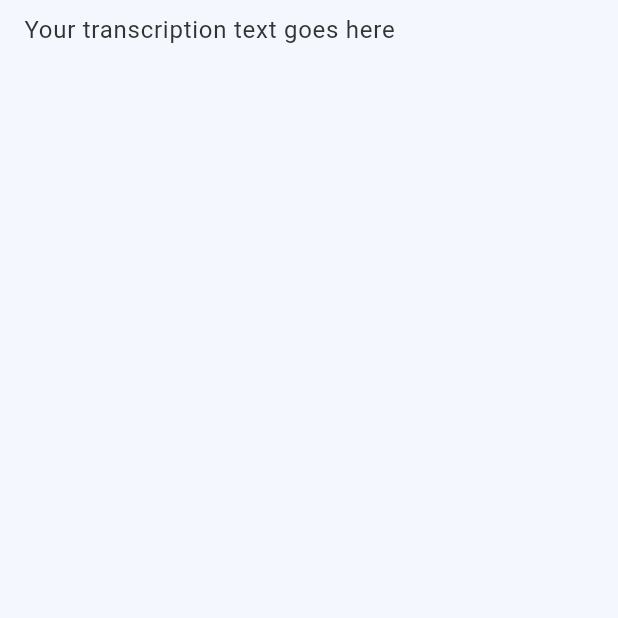
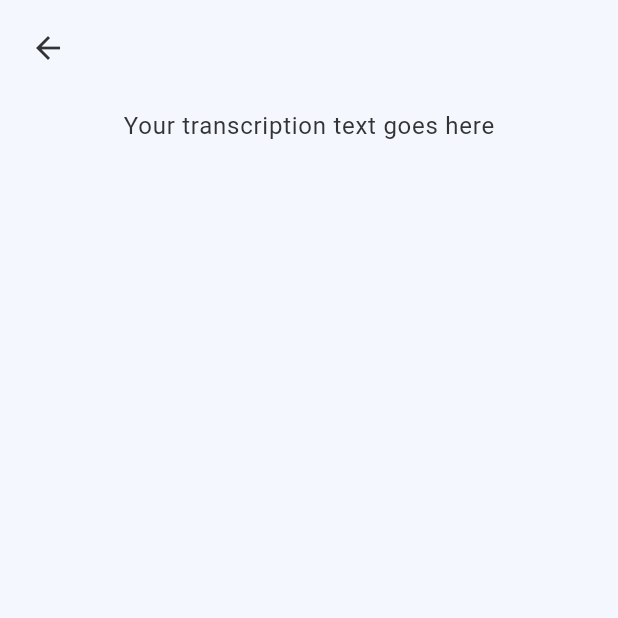
Before and after one commit to AishwaryaJorve/audio_to_text_converter, a Flutter app: the TranscriptionScreen screen opened directly, on a phone screen of 412 x 824 dp, the top half of it. Run offline on Flutter 3.47's test engine with Material 3 defaults, Android fonts, the light colour scheme and no system bars.

Commit message:
added transcription screen

```diff
--- a/lib/screens/transcription_screen.dart
+++ b/lib/screens/transcription_screen.dart
@@ -1,4 +1,5 @@
 import 'package:flutter/material.dart';
+import '../constants/icons/app_icons.dart';
 
 class TranscriptionScreen extends StatelessWidget {
   const TranscriptionScreen({Key? key}) : super(key: key);
@@ -6,13 +7,44 @@ class TranscriptionScreen extends StatelessWidget {
   @override
   Widget build(BuildContext context) {
     return Scaffold(
-      body: SingleChildScrollView(
-        padding: EdgeInsets.symmetric(horizontal: 16, vertical: 8),
-        child: Text(
-          'Your transcription text goes here',
-          style: Theme.of(context).textTheme.bodyLarge,
+      body: SafeArea(
+        child: Column(
+          children: [
+            // Custom App Bar with Back Button
+            _buildCustomAppBar(context),
+
+            // Transcription Content
+            Expanded(
+              child: SingleChildScrollView(
+                padding: EdgeInsets.symmetric(horizontal: 16, vertical: 8),
+                child: Text(
+                  'Your transcription text goes here',
+                  style: Theme.of(context).textTheme.bodyLarge,
+                ),
+              ),
+            ),
+          ],
         ),
       ),
     );
   }
+
+  Widget _buildCustomAppBar(BuildContext context) {
+    return Padding(
+      padding: const EdgeInsets.symmetric(horizontal: 8.0, vertical: 8.0),
+      child: Row(
+        children: [
+          // Back Button
+          IconButton(
+            icon: const Icon(Icons.arrow_back),
+            onPressed: () {
+              // Navigate back to the home screen
+              Navigator.of(context).popUntil((route) => route.isFirst);
+            },
+          ),
+          const Spacer(), // Pushes the back button to the left
+        ],
+      ),
+    );
+  }
 }
```
Also changed, not shown: lib/main.dart (+10 -6 lines).
